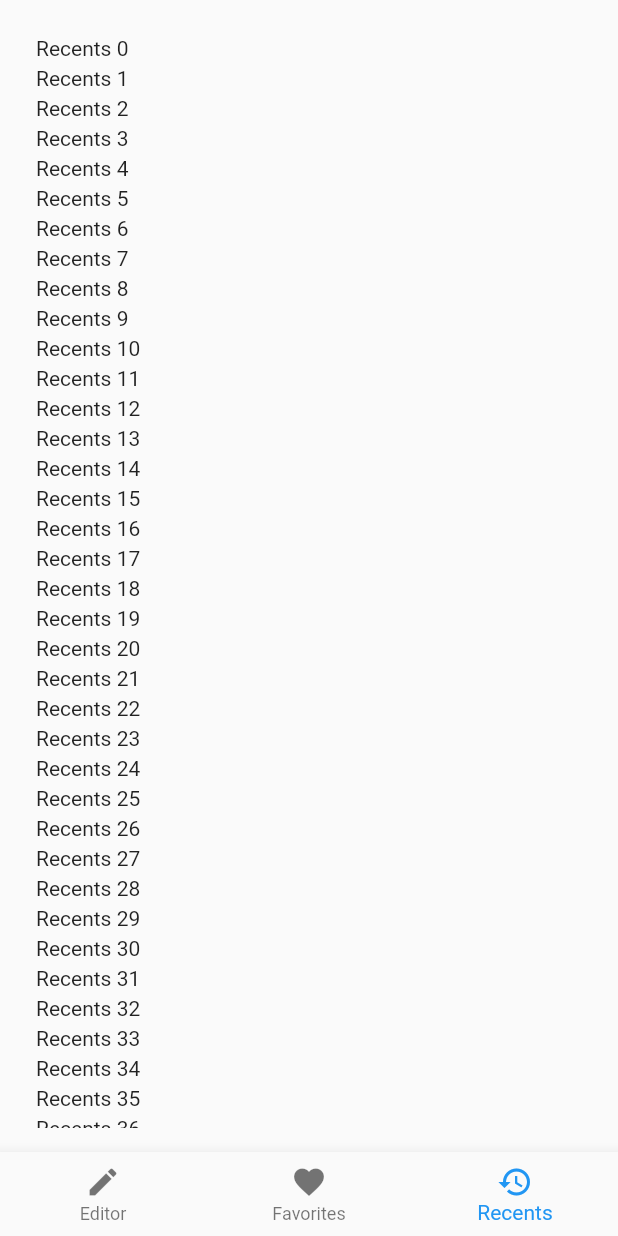
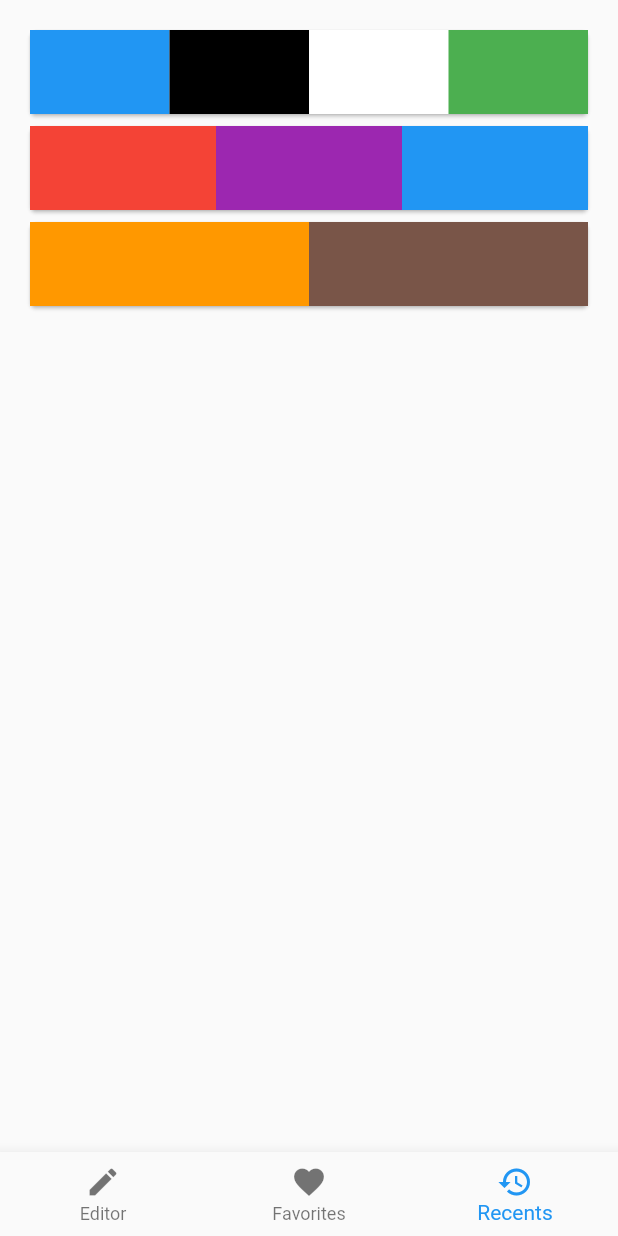
Before and after one commit to devkabiir/PaletteApp, a Flutter app: the screen it shows after launch, item 3 of the bottom bar chosen, on a phone screen of 412 x 824 dp. Run offline on Flutter 3.47's test engine with Material 2 defaults, Android fonts, the phone set to English and light mode, and no system bars.

Commit message:
Created Palette data class, built simple Palette list view

```diff
--- a/lib/main.dart
+++ b/lib/main.dart
@@ -59,10 +59,31 @@ const List<Choice> choices = const <Choice>[
   const Choice(title: 'Boat', icon: Icons.directions_boat),
 ];
 
+Palette testPalette1 = new Palette([
+  Colors.red,
+  Colors.purple,
+  Colors.blue
+]);
+
+Palette testPalette2 = new Palette([
+  Colors.blue,
+  Colors.black,
+  Colors.white,
+  Colors.green
+]);
+
+Palette testPalette3 = new Palette([
+  Colors.orange,
+  Colors.brown
+]);
+
+List<Palette> recents = [testPalette2, testPalette1, testPalette3];
+List<Palette> favorites = [testPalette3, testPalette2, testPalette1];
+
 List<Widget> cards = <Widget>[
   new EditorPage(),
-  new FavoritesPage(),
-  new RecentsPage()
+  new PaletteListPage(favorites),
+  new PaletteListPage(recents)
 ];
 
 class ChoiceCard extends StatelessWidget {
@@ -122,21 +143,151 @@ class _FavoritesPageState extends State<FavoritesPage> with TickerProviderStateM
   }
 }
 
-class RecentsPage extends StatefulWidget {
-  @override
-  _RecentsPageState createState() => new _RecentsPageState();
+class Palette {
+  List<Color> _colorList;
+
+  Palette(this._colorList);
+
+  List<Color> getColors(){
+    return this._colorList;
+  }
+
+  void addColor(Color newColor){
+    _colorList.add(newColor);
+  }
+
+  void removeColor(int index){
+    _colorList.removeAt(index);
+  }
+
+  Card toCard() {
+        return new Card(
+          child: new Row(
+                children: _createColorWidgets()
+              )
+        );
+  }
+
+  List<Expanded> _createColorWidgets() {
+    List<Expanded> _colorWidgets = new List<Expanded>();
+    _colorList.forEach((i) {
+      _colorWidgets.add(
+        new Expanded(
+          child: new Container(
+            color: i,
+            width: 64.0,
+            height: 64.0
+          )
+        )
+      );
+    });
+    return _colorWidgets;
+  }
 }
 
-class _RecentsPageState extends State<RecentsPage> with TickerProviderStateMixin{
+// class PaletteWidget extends StatelessWidget {
+//   final Palette _palette;
+
+//   @override
+//   Widget build(BuildContext context) {
+//     return new Card(
+//       child: new Row(
+//             children:<Widget>[
+//               new Expanded(
+//                 child: new Container(
+//                   color: Colors.red,
+//                   width: 64.0,
+//                   height: 64.0
+//                 )
+//               ),
+//               new Expanded(
+//                 child: new Container(
+//                   color: Colors.blue,
+//                   width: 64.0,
+//                   height: 64.0
+//                 )
+//               ),
+//               new Expanded(
+//                 child: new Container(
+//                   color: Colors.green,
+//                   width: 64.0,
+//                   height: 64.0
+//                 )
+//               ),
+//             ]
+//           )
+//     );
+//   }
+// }
+
+
+class PaletteListPage extends StatelessWidget {
+  final List<Palette> _palettesList;
+
+  PaletteListPage(this._palettesList);
+
   @override
   Widget build(BuildContext context) {
     return new ListView.builder(
-      padding: new EdgeInsets.all(8.0),
-      itemExtent: 20.0,
+      itemExtent: 64.0,
       itemBuilder: (BuildContext context, int index) {
-        return new Text('Recents $index');
+        return _palettesList[index].toCard();
       },
+      itemCount: _palettesList.length
     );
+    // new CustomScrollView(
+    //   shrinkWrap: true,
+    //   slivers: <Widget>[
+    //     new SliverPadding(
+    //       padding: const EdgeInsets.all(20.0),
+    //       sliver: new SliverList(
+    //         delegate: new SliverChildListDelegate(
+    //           <Widget>[
+    //             new Card(
+    //               child: new Row(
+    //                     children:<Widget>[
+    //                       new Expanded(
+    //                         child: new Container(
+    //                           color: Colors.red,
+    //                           width: 64.0,
+    //                           height: 64.0
+    //                         )
+    //                       ),
+    //                       new Expanded(
+    //                         child: new Container(
+    //                           color: Colors.blue,
+    //                           width: 64.0,
+    //                           height: 64.0
+    //                         )
+    //                       ),
+    //                       new Expanded(
+    //                         child: new Container(
+    //                           color: Colors.green,
+    //                           width: 64.0,
+    //                           height: 64.0
+    //                         )
+    //                       ),
+    //                     ]
+    //                   )
+    //             ),
+    //             new ListTile(
+    //               leading: const Icon(Icons.event_seat),
+    //               title: const Text('The seat for the narrator'),
+    //             ),
+    //             new ListTile(
+    //               leading: const Icon(Icons.event_seat),
+    //               title: const Text('The seat for the narrator'),
+    //             ),
+    //             new ListTile(
+    //               leading: const Icon(Icons.event_seat),
+    //               title: const Text('The seat for the narrator'),
+    //             ),
+    //           ],
+    //         ),
+    //       ),
+    //     ),
+    //   ],
+    // );
   }
 }
 
```
